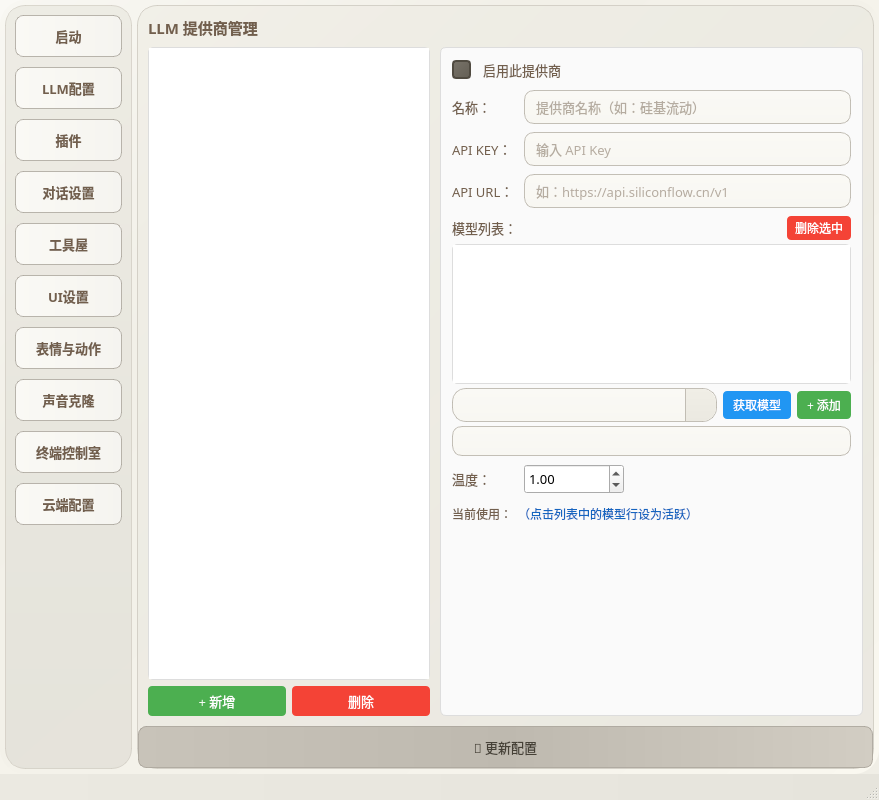
Before: the Qt Designer form live-2d/test222.ui in morettt/my-neuro, drawn with Qt 5.
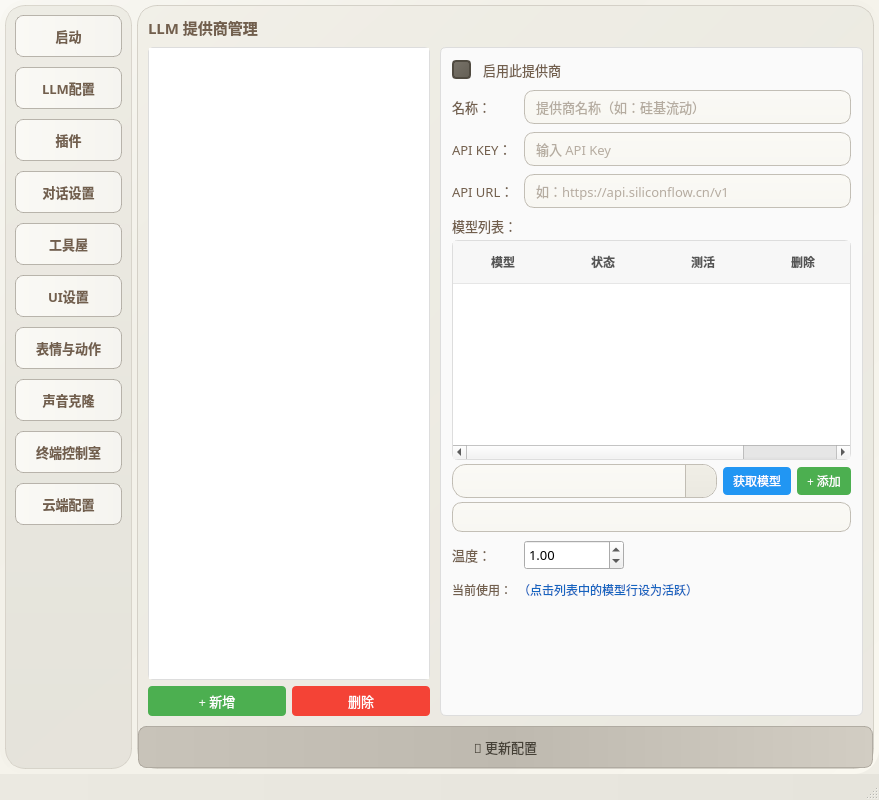
After: the same form once the commit is applied. The open tabs and pages were chosen to show the change.

Commit message: Unify LLM provider model selection

The edit to the form file:
```diff
--- a/live-2d/test222.ui
+++ b/live-2d/test222.ui
@@ -1435,31 +1435,10 @@
                           </property>
                          </spacer>
                         </item>
-                        <item>
-                         <widget class="QPushButton" name="pushButton_del_model">
-                          <property name="font">
-                           <font>
-                            <family>微软雅黑</family>
-                            <pointsize>9</pointsize>
-                           </font>
-                          </property>
-                          <property name="cursor">
-                           <cursorShape>PointingHandCursor</cursorShape>
-                          </property>
-                          <property name="styleSheet">
-                           <string notr="true">QPushButton { background-color: #f44336; color: white; border: none; border-radius: 4px; padding: 3px 8px; }
-QPushButton:hover { background-color: #c62828; }
-QPushButton:disabled { background-color: #bdbdbd; }</string>
-                          </property>
-                          <property name="text">
-                           <string>删除选中</string>
-                          </property>
-                         </widget>
-                        </item>
                        </layout>
                       </item>
                       <item>
-                       <widget class="QListWidget" name="listWidget_models">
+                       <widget class="QTableWidget" name="tableWidget_models">
                         <property name="font">
                          <font>
                           <family>微软雅黑</family>
@@ -1469,20 +1448,59 @@
                         <property name="minimumSize">
                          <size>
                           <width>0</width>
-                          <height>90</height>
-                         </size>
-                        </property>
-                        <property name="maximumSize">
-                         <size>
-                          <width>16777215</width>
-                          <height>140</height>
+                          <height>220</height>
                          </size>
                         </property>
                         <property name="styleSheet">
-                         <string notr="true">QListWidget { border: 1px solid #ddd; border-radius: 5px; }
-QListWidget::item { padding: 5px 6px; border-bottom: 1px solid #f0f0f0; }
-QListWidget::item:selected { background-color: #e3f2fd; color: #1565c0; }</string>
+                         <string notr="true">QTableWidget { border: 1px solid #ddd; border-radius: 6px; gridline-color: #efefef; selection-background-color: #e3f2fd; selection-color: #1565c0; background: #ffffff; alternate-background-color: #fafafa; }
+QHeaderView::section { background: #f7f7f7; border: none; border-bottom: 1px solid #e6e6e6; padding: 10px 12px; font-weight: bold; color: #555; }
+QTableWidget::item { padding: 10px 12px; }</string>
                         </property>
+                        <property name="editTriggers">
+                         <set>QAbstractItemView::NoEditTriggers</set>
+                        </property>
+                        <property name="selectionMode">
+                         <enum>QAbstractItemView::SingleSelection</enum>
+                        </property>
+                        <property name="selectionBehavior">
+                         <enum>QAbstractItemView::SelectRows</enum>
+                        </property>
+                        <property name="showGrid">
+                         <bool>false</bool>
+                        </property>
+                        <property name="alternatingRowColors">
+                         <bool>true</bool>
+                        </property>
+                        <attribute name="horizontalHeaderStretchLastSection">
+                         <bool>false</bool>
+                        </attribute>
+                        <attribute name="verticalHeaderVisible">
+                         <bool>false</bool>
+                        </attribute>
+                        <property name="columnCount">
+                         <number>4</number>
+                        </property>
+                        <row/>
+                        <column>
+                         <property name="text">
+                          <string>模型</string>
+                         </property>
+                        </column>
+                        <column>
+                         <property name="text">
+                          <string>状态</string>
+                         </property>
+                        </column>
+                        <column>
+                         <property name="text">
+                          <string>测活</string>
+                         </property>
+                        </column>
+                        <column>
+                         <property name="text">
+                          <string>删除</string>
+                         </property>
+                        </column>
                        </widget>
                       </item>
                       <item>
@@ -5046,39 +5064,6 @@
            </item>
                </layout>
               </widget>
-              <widget class="QWidget" name="tab_persona">
-               <attribute name="title">
-                <string>AI 人设</string>
-               </attribute>
-               <layout class="QVBoxLayout" name="verticalLayout_persona">
-                <property name="spacing">
-                 <number>8</number>
-                </property>
-                <item>
-                 <widget class="QLabel" name="label_6">
-                  <property name="font">
-                   <font>
-                    <family>微软雅黑</family>
-                    <pointsize>10</pointsize>
-                   </font>
-                  </property>
-                  <property name="text">
-                   <string>AI 人设（系统提示词）：</string>
-                  </property>
-                 </widget>
-                </item>
-                <item>
-                 <widget class="QTextEdit" name="textEdit_3">
-                  <property name="font">
-                   <font>
-                    <family>微软雅黑</family>
-                    <pointsize>10</pointsize>
-                   </font>
-                  </property>
-                 </widget>
-                </item>
-               </layout>
-              </widget>
              </widget>
        </item>
        <item>
```
Left out of the diff: 33 changed lines with no effect on the pictures. The commit also changes 15 other files.
